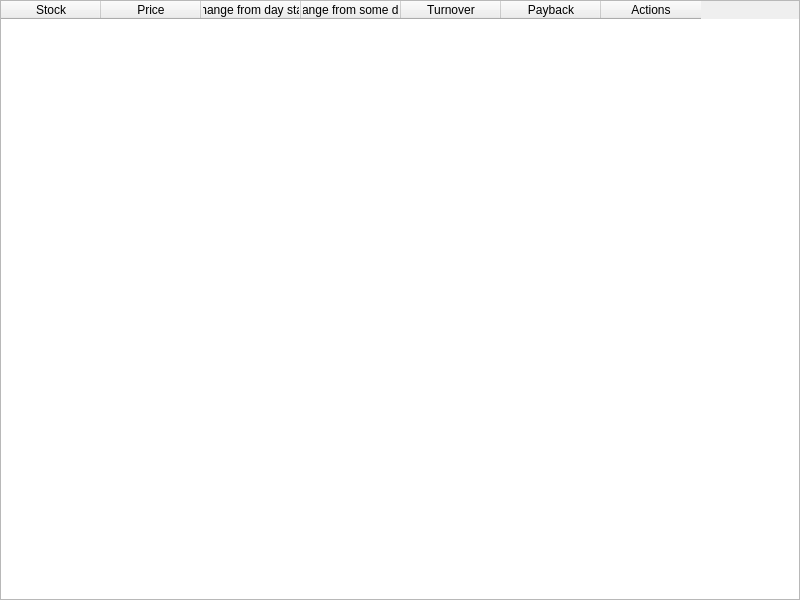
First picture: the form in app/src/widgets/stockstablewidget/stockstablewidget.ui, repository Gris87/TInvestor, before the edit.
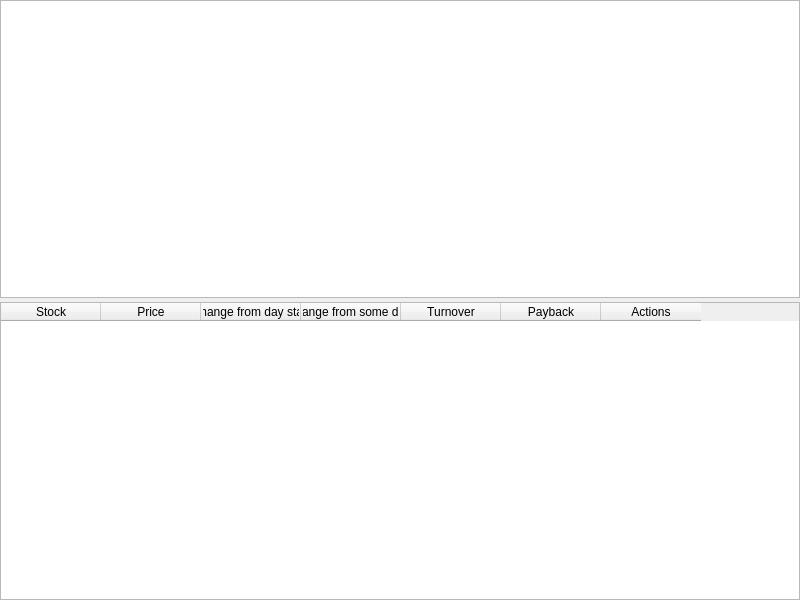
Second picture: the form after the edit. Icons and pictures are not drawn.

Commit message: Start to use StocksTableModel

Patch:
```diff
--- a/app/src/widgets/stockstablewidget/stockstablewidget.ui
+++ b/app/src/widgets/stockstablewidget/stockstablewidget.ui
@@ -26,6 +26,34 @@
    <property name="bottomMargin">
     <number>0</number>
    </property>
+   <item>
+    <widget class="QTableView" name="tableView">
+     <property name="mouseTracking">
+      <bool>true</bool>
+     </property>
+     <property name="contextMenuPolicy">
+      <enum>Qt::ContextMenuPolicy::CustomContextMenu</enum>
+     </property>
+     <property name="editTriggers">
+      <set>QAbstractItemView::EditTrigger::NoEditTriggers</set>
+     </property>
+     <property name="alternatingRowColors">
+      <bool>true</bool>
+     </property>
+     <property name="selectionBehavior">
+      <enum>QAbstractItemView::SelectionBehavior::SelectRows</enum>
+     </property>
+     <property name="sortingEnabled">
+      <bool>true</bool>
+     </property>
+     <attribute name="horizontalHeaderShowSortIndicator" stdset="0">
+      <bool>true</bool>
+     </attribute>
+     <attribute name="verticalHeaderMinimumSectionSize">
+      <number>30</number>
+     </attribute>
+    </widget>
+   </item>
    <item>
     <widget class="QTableWidget" name="tableWidget">
      <property name="contextMenuPolicy">
```
The commit also changes 28 other files.
